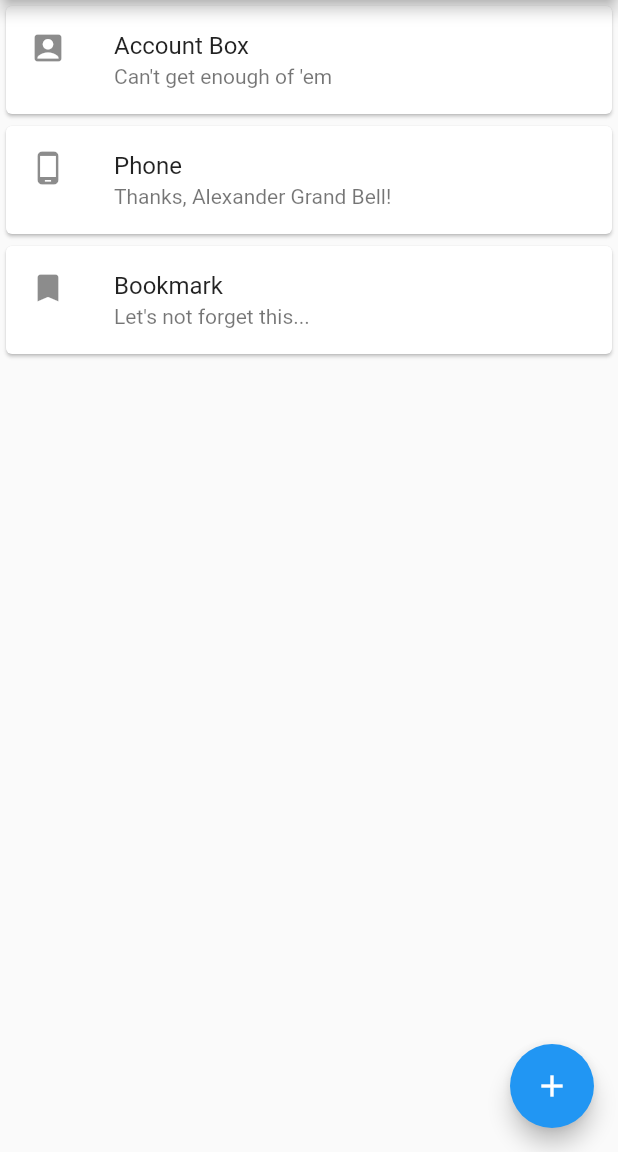
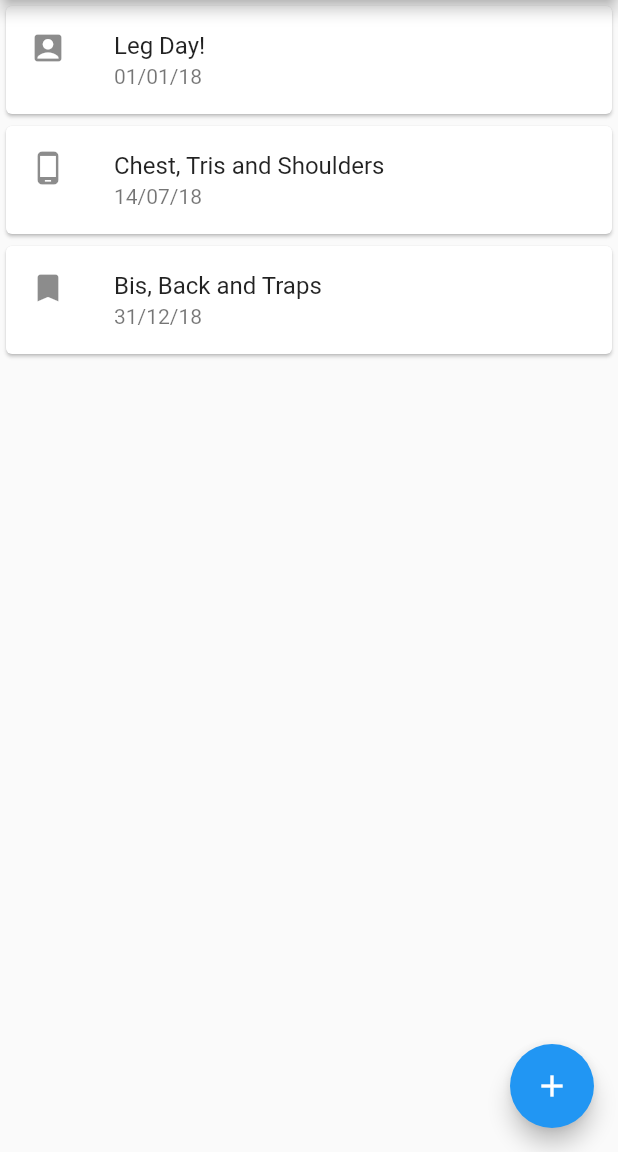
Before and after one commit to DarthEmpty/kilo, a Flutter app: the screen it shows after launch, on a phone screen of 412 x 824 dp, the part 84-1236 px from its top. Run offline on Flutter 3.47's test engine with Material 2 defaults, Android fonts, the phone set to English and light mode, and no system bars; our stand-ins replace date_format.

Commit message:
Add minimal date handling

```diff
--- a/lib/pages/home.dart
+++ b/lib/pages/home.dart
@@ -1,4 +1,5 @@
 import 'package:flutter/material.dart';
+import 'package:date_format/date_format.dart';
 
 class Home extends StatefulWidget {
   Home({Key key, this.title}) : super(key: key);
@@ -32,6 +33,10 @@ class _HomeState extends State<Home> {
     });
   }
 
+  String _asDateString(DateTime datetime) {
+    return formatDate(datetime, [dd, "/", mm, "/", yy]);
+  }
+
   @override
   Widget build(BuildContext context) {
     return Scaffold(
@@ -43,22 +48,22 @@ class _HomeState extends State<Home> {
           Card(
             child: ListTile(
               leading: Icon(Icons.account_box),
-              title: Text("Account Box"),
-              subtitle: Text("Can't get enough of 'em"),
+              title: Text("Leg Day!"),
+              subtitle: Text(_asDateString(DateTime(2018, 1, 1))),
             ),
           ),
           Card(
             child: ListTile(
               leading: Icon(Icons.phone_android),
-              title: Text("Phone"),
-              subtitle: Text("Thanks, Alexander Grand Bell!"),
+              title: Text("Chest, Tris and Shoulders"),
+              subtitle: Text(_asDateString(DateTime(2018, 7, 14))),
             ),
           ),
           Card(
             child: ListTile(
               leading: Icon(Icons.bookmark),
-              title: Text("Bookmark"),
-              subtitle: Text("Let's not forget this..."),
+              title: Text("Bis, Back and Traps"),
+              subtitle: Text(_asDateString(DateTime(2018, 12, 31))),
             ),
           ),
         ],
--- a/pubspec.yaml
+++ b/pubspec.yaml
@@ -19,6 +19,7 @@ dependencies:
   # The following adds the Cupertino Icons font to your application.
   # Use with the CupertinoIcons class for iOS style icons.
   cupertino_icons: ^0.1.2
+  date_format: ^1.0.5
 
 dev_dependencies:
   flutter_test:
```
